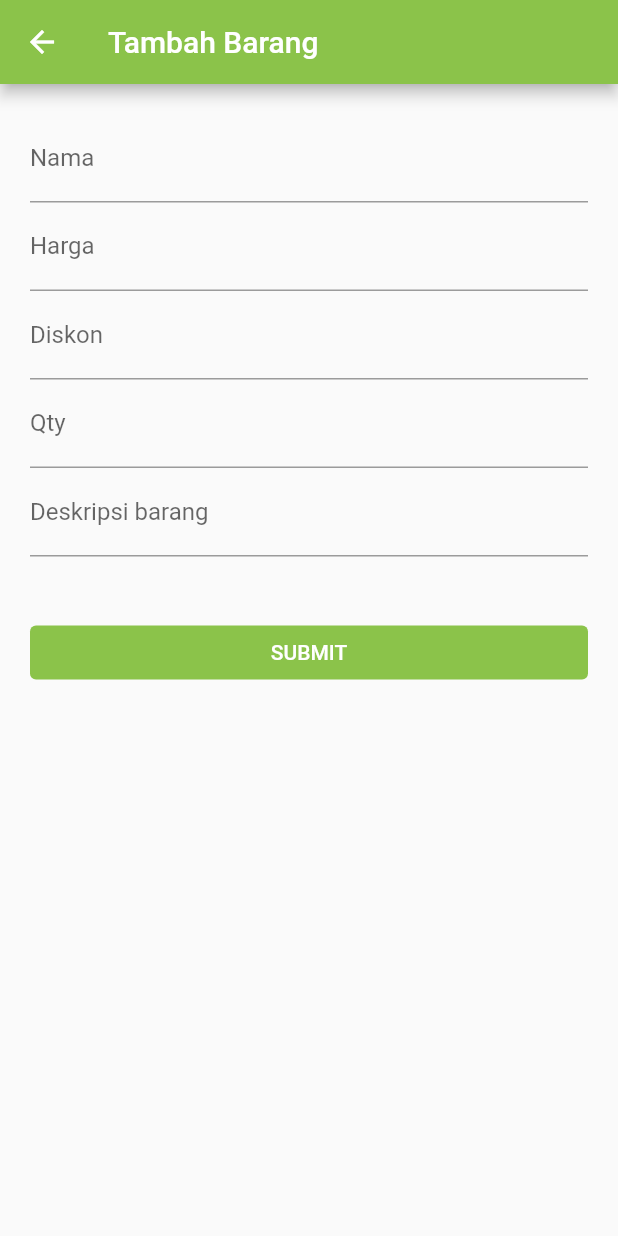
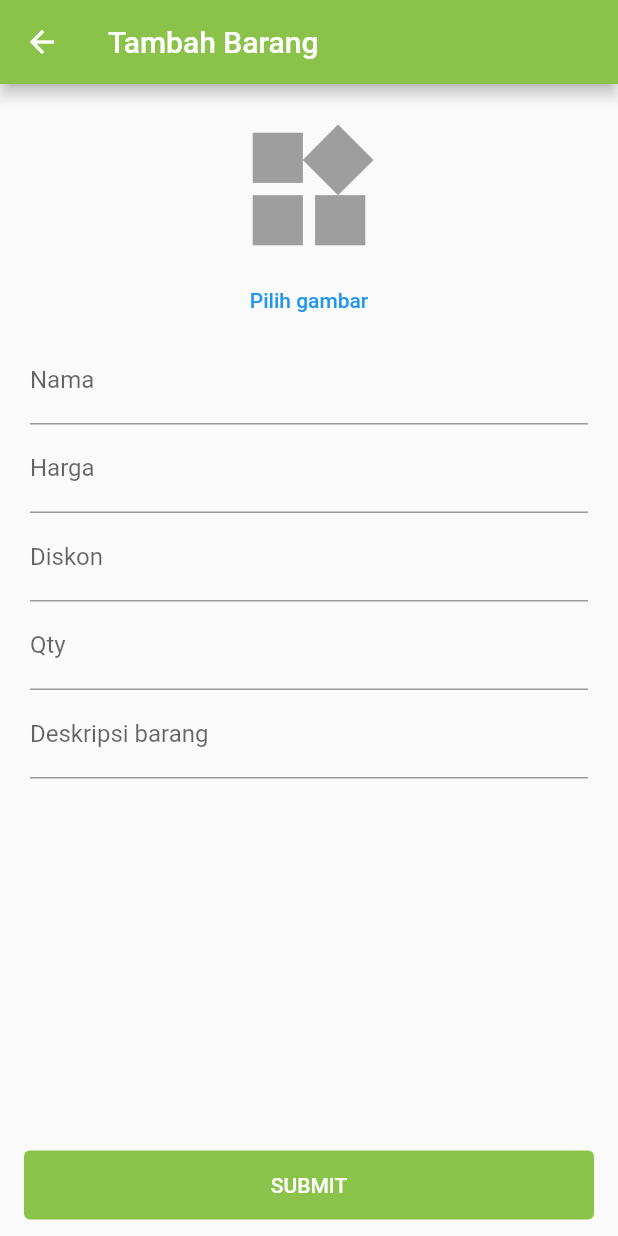
Before and after one commit to aminsum9/autojet-sparepart-app, a Flutter app: the AddBarang screen opened by its route, after a tap on "SUBMIT", on a phone screen of 412 x 824 dp. Run offline on Flutter 3.47's test engine with Material 2 defaults, Android fonts, the phone set to English and light mode, and no system bars; our stand-ins replace image_picker, shared_preferences; missing offline and left inert: dart:ffi, item_picker, pretty_json; accounts and stored records are empty; network calls fail.

Commit message:
handle add image in page add barang

```diff
--- a/lib/config/url.dart
+++ b/lib/config/url.dart
@@ -1,5 +1,5 @@
 library my_prj.globals;
 
 String BASE_URL = 'http://192.168.43.128:8000/';
-// String BASE_URL = 'http://192.168.1.21:8000/';
+// String BASE_URL = 'http://192.168.1.27:8000/';
 // String BASE_URL = 'http://192.168.1.22:8000/';
--- a/lib/pages/addbarang.dart
+++ b/lib/pages/addbarang.dart
@@ -1,10 +1,16 @@
+import 'dart:convert';
+import 'dart:io';
+
 import 'package:flutter/material.dart';
 import 'package:http/http.dart' as http;
 import 'package:shared_preferences/shared_preferences.dart';
+import 'package:image_picker/image_picker.dart';
 import '../config/url.dart' as globals;
 
 class AddBarang extends StatefulWidget {
   @override
+  const AddBarang({super.key});
+
   AddWarehouseState createState() => AddWarehouseState();
 }
 
@@ -14,6 +20,22 @@ class AddWarehouseState extends State<AddBarang> {
   TextEditingController controllerDiscount = TextEditingController(text: "");
   TextEditingController controllerStock = TextEditingController(text: "");
   TextEditingController controllerDesc = TextEditingController(text: "");
+  //
+  String? imageName = "";
+  File imageBarang = File("");
+
+  Future<File> _pickImage() async {
+    final picker = ImagePicker();
+    final pickedFile = await picker.pickImage(source: ImageSource.gallery);
+
+    final imagePath = pickedFile != null ? pickedFile.path : "";
+
+    setState(() {
+      imageName = imagePath;
+      imageBarang = File(imagePath);
+    });
+    return File(imagePath);
+  }
 
   Future<String> getDataStorage(String key) async {
     final prefs = await SharedPreferences.getInstance();
@@ -23,19 +45,91 @@ class AddWarehouseState extends State<AddBarang> {
   void addDataBarang() async {
     var token = await getDataStorage('token');
 
-    var url = "${globals.BASE_URL}barang/add";
+    var url = Uri.parse("${globals.BASE_URL}barang/add");
 
-    http.post(Uri.parse(url), body: {
-      "name": controllerName.text,
-      "price": controllerPrice.text,
-      "discount": controllerDiscount.text,
-      "qty": controllerStock.text,
-      "image": "",
-      "desc": controllerDesc.text,
-      "token": token.toString(),
-    }).then((response) => {
-          if (response.statusCode == 200) {Navigator.pop(context)}
-        });
+    var image = imageBarang;
+
+    debugPrint(image.path);
+
+    var request = http.MultipartRequest("POST", url);
+
+    request.fields['name'] = controllerName.text;
+    request.fields['price'] = controllerPrice.text.toString();
+    request.fields['discount'] = controllerDiscount.text.toString();
+    request.fields['qty'] = controllerStock.text.toString();
+    request.fields['desc'] = controllerDesc.text;
+    request.fields['token'] = token.toString();
+
+    if (image.path != "") {
+      request.files.add(await http.MultipartFile.fromPath(
+        'image',
+        image.path,
+      ));
+    }
+
+    final response = await request.send();
+
+    final respBody = await response.stream.bytesToString();
+
+    if (response.statusCode == 200) {
+      final decodedMap = await json.decode(respBody);
+
+      if (decodedMap['success']) {
+        //kadang error karena ditambah pengondisian respnse success
+        showDialog<void>(
+          context: context,
+          barrierDismissible: false, // user must tap button!
+          builder: (BuildContext context) {
+            return AlertDialog(
+              title: const Text('Berhasil menambah barang baru.'),
+              // content: Text(jsonDecode(response.toString())['message']),
+              actions: <Widget>[
+                TextButton(
+                  onPressed: () => Navigator.pushNamed(context, '/home'),
+                  child:
+                      const Text("OK", style: TextStyle(color: Colors.green)),
+                ),
+              ],
+            );
+          },
+        );
+      } else {
+        showDialog<void>(
+          context: context,
+          barrierDismissible: false, // user must tap button!
+          builder: (BuildContext context) {
+            return AlertDialog(
+              title: const Text('Gagal menambah barang'),
+              content: Text(decodedMap['message']),
+              actions: <Widget>[
+                TextButton(
+                  onPressed: () => Navigator.pop(context),
+                  child:
+                      const Text("OK", style: TextStyle(color: Colors.green)),
+                )
+              ],
+            );
+          },
+        );
+      }
+    } else {
+      showDialog<void>(
+        context: context,
+        barrierDismissible: false, // user must tap button!
+        builder: (BuildContext context) {
+          return AlertDialog(
+            title: const Text('Gagal melakukan transaksi!'),
+            content: const Text("Terjadi kesalahan pada server."),
+            actions: <Widget>[
+              TextButton(
+                onPressed: () => Navigator.pop(context),
+                child: const Text("OK", style: TextStyle(color: Colors.green)),
+              ),
+            ],
+          );
+        },
+      );
+    }
   }
 
   @override
@@ -50,6 +144,44 @@ class AddWarehouseState extends State<AddBarang> {
           child: ListView(children: [
             Column(
               children: [
+                Column(
+                  mainAxisAlignment: MainAxisAlignment.center,
+                  children: [
+                    imageName != ""
+                        ? (Container(
+                            width: 100,
+                            height: 100,
+                            child: ClipRRect(
+                                // borderRadius: BorderRadius.circular(100.0),
+                                child: Image.file(
+                              imageBarang,
+                              fit: BoxFit.fill,
+                            ))))
+                        : (ClipRRect(
+                            // borderRadius: BorderRadius.circular(100.0),
+                            child: Container(
+                              width: 100.0,
+                              height: 100.0,
+                              child: const Icon(Icons.widgets,
+                                  color: Colors.grey, size: 100.0),
+                            ),
+                          )),
+                    imageName == ""
+                        ? (TextButton(
+                            onPressed: () async {
+                              _pickImage();
+                            },
+                            child: const Text("Pilih gambar")))
+                        : (TextButton(
+                            onPressed: () async {
+                              setState(() {
+                                imageName = "";
+                                imageBarang = File("");
+                              });
+                            },
+                            child: const Text("Hapus gambar")))
+                  ],
+                ),
                 TextField(
                   controller: controllerName,
                   decoration: const InputDecoration(
@@ -57,16 +189,19 @@ class AddWarehouseState extends State<AddBarang> {
                 ),
                 TextField(
                   controller: controllerPrice,
+                  keyboardType: TextInputType.number,
                   decoration: const InputDecoration(
                       hintText: "masukkan harga item", labelText: "Harga"),
                 ),
                 TextField(
                   controller: controllerDiscount,
+                  keyboardType: TextInputType.number,
                   decoration: const InputDecoration(
                       hintText: "masukkan diskon barang", labelText: "Diskon"),
                 ),
                 TextField(
                   controller: controllerStock,
+                  keyboardType: TextInputType.number,
                   decoration: const InputDecoration(
                       hintText: "masukkan stock item", labelText: "Qty"),
                 ),
@@ -81,15 +216,19 @@ class AddWarehouseState extends State<AddBarang> {
                 ),
               ],
             ),
-            TextButton(
-                onPressed: () {
-                  addDataBarang();
-                },
-                child: Text("SUBMIT", style: TextStyle(color: Colors.white)),
-                style: TextButton.styleFrom(
-                  backgroundColor: Colors.lightGreen,
-                )),
           ])),
+      bottomNavigationBar: Container(
+        margin: const EdgeInsets.only(left: 16, right: 16, bottom: 10),
+        child: TextButton(
+          onPressed: () {
+            addDataBarang();
+          },
+          style: TextButton.styleFrom(
+              backgroundColor: Colors.lightGreen,
+              padding: const EdgeInsets.all(15)),
+          child: const Text("SUBMIT", style: TextStyle(color: Colors.white)),
+        ),
+      ),
     );
   }
 }
--- a/lib/pages/addtransaksi.dart
+++ b/lib/pages/addtransaksi.dart
@@ -131,7 +131,7 @@ class AddDataState extends State<AddTransaksi> {
                 builder: (BuildContext context) {
                   return AlertDialog(
                     title: const Text('Gagal melakukan transaksi!'),
-                    content: Text("Terjadi kesalahan pada server."),
+                    content: const Text("Terjadi kesalahan pada server."),
                     actions: <Widget>[
                       TextButton(
                         onPressed: () => Navigator.pop(context),
```
Also changed, not shown: lib/pages/listbarang.dart (+12 -1 lines).
